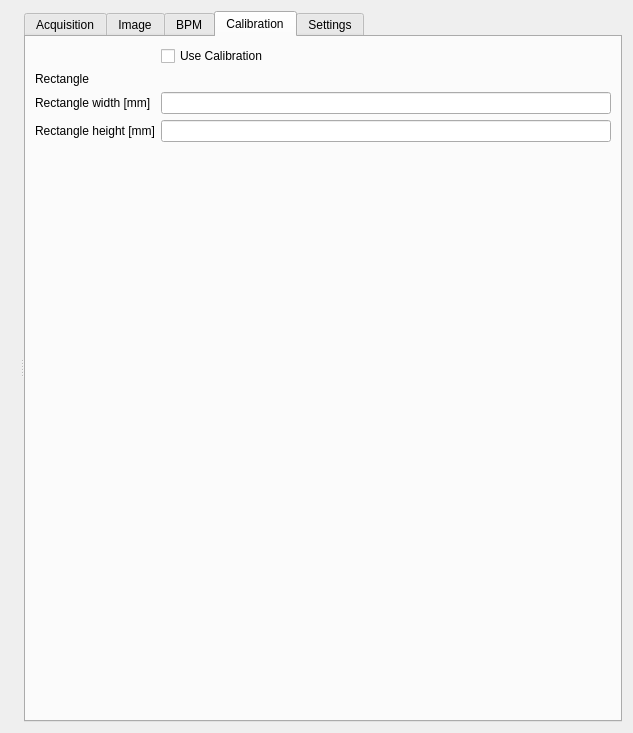
Before: the Qt Designer form src/tgconf_beamviewer/panels/camera.ui in MaxIV-KitsControls/app-maxiv-beamviewer, drawn with Qt 5.
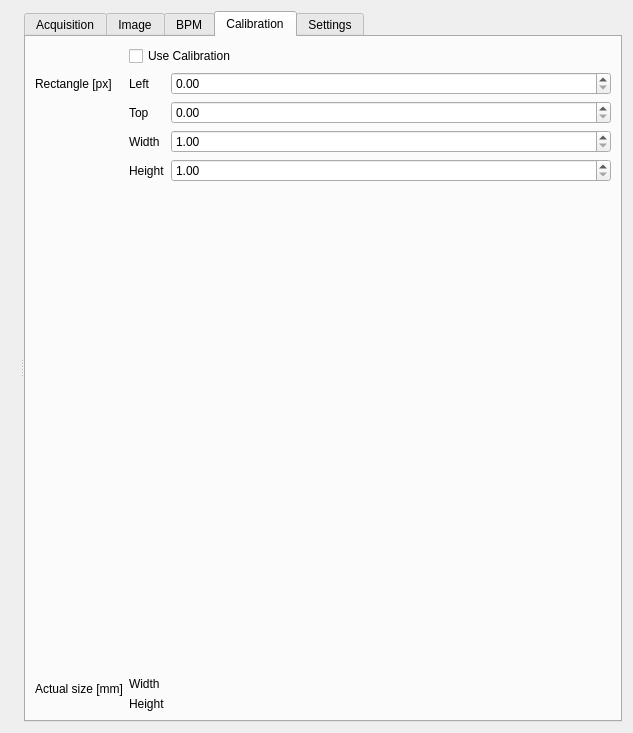
After: the same form once the commit is applied. Custom widgets are drawn as their Qt base class.

Commit message: calibrate tab

Patch:
```diff
--- a/src/tgconf_beamviewer/panels/camera.ui
+++ b/src/tgconf_beamviewer/panels/camera.ui
@@ -461,36 +461,6 @@
         <property name="fieldGrowthPolicy">
          <enum>QFormLayout::AllNonFixedFieldsGrow</enum>
         </property>
-        <item row="1" column="0">
-         <widget class="QLabel" name="label_23">
-          <property name="text">
-           <string>Rectangle</string>
-          </property>
-         </widget>
-        </item>
-        <item row="1" column="1">
-         <widget class="TaurusLabel" name="calib_rect_label"/>
-        </item>
-        <item row="2" column="0">
-         <widget class="QLabel" name="label_26">
-          <property name="text">
-           <string>Rectangle width [mm]</string>
-          </property>
-         </widget>
-        </item>
-        <item row="3" column="0">
-         <widget class="QLabel" name="label_27">
-          <property name="text">
-           <string>Rectangle height [mm]</string>
-          </property>
-         </widget>
-        </item>
-        <item row="2" column="1">
-         <widget class="MAXLineEdit" name="calib_rect_width_lineedit"/>
-        </item>
-        <item row="3" column="1">
-         <widget class="MAXLineEdit" name="calib_rect_height_lineedit"/>
-        </item>
         <item row="0" column="0">
          <widget class="QLabel" name="label_28">
           <property name="text">
@@ -505,6 +475,126 @@
           </property>
          </widget>
         </item>
+        <item row="1" column="0">
+         <widget class="QLabel" name="label_23">
+          <property name="text">
+           <string>Rectangle [px]</string>
+          </property>
+         </widget>
+        </item>
+        <item row="1" column="1">
+         <layout class="QFormLayout" name="formLayout_7">
+          <property name="fieldGrowthPolicy">
+           <enum>QFormLayout::AllNonFixedFieldsGrow</enum>
+          </property>
+          <item row="1" column="0">
+           <widget class="QLabel" name="label_29">
+            <property name="text">
+             <string>Top</string>
+            </property>
+           </widget>
+          </item>
+          <item row="1" column="1">
+           <widget class="QDoubleSpinBox" name="calib_top_spinbox">
+            <property name="maximum">
+             <double>10000.000000000000000</double>
+            </property>
+           </widget>
+          </item>
+          <item row="3" column="0">
+           <widget class="QLabel" name="label_31">
+            <property name="text">
+             <string>Width</string>
+            </property>
+           </widget>
+          </item>
+          <item row="3" column="1">
+           <widget class="QDoubleSpinBox" name="calib_width_spinbox">
+            <property name="minimum">
+             <double>1.000000000000000</double>
+            </property>
+            <property name="maximum">
+             <double>10000.000000000000000</double>
+            </property>
+           </widget>
+          </item>
+          <item row="4" column="0">
+           <widget class="QLabel" name="label_32">
+            <property name="text">
+             <string>Height</string>
+            </property>
+           </widget>
+          </item>
+          <item row="4" column="1">
+           <widget class="QDoubleSpinBox" name="calib_height_spinbox">
+            <property name="minimum">
+             <double>1.000000000000000</double>
+            </property>
+            <property name="maximum">
+             <double>10000.000000000000000</double>
+            </property>
+           </widget>
+          </item>
+          <item row="0" column="1">
+           <widget class="QDoubleSpinBox" name="calib_left_spinbox">
+            <property name="maximum">
+             <double>10000.000000000000000</double>
+            </property>
+           </widget>
+          </item>
+          <item row="0" column="0">
+           <widget class="QLabel" name="label_30">
+            <property name="text">
+             <string>Left</string>
+            </property>
+           </widget>
+          </item>
+         </layout>
+        </item>
+        <item row="6" column="1">
+         <layout class="QFormLayout" name="formLayout_8">
+          <item row="0" column="0">
+           <widget class="QLabel" name="label_26">
+            <property name="text">
+             <string>Width</string>
+            </property>
+           </widget>
+          </item>
+          <item row="0" column="1">
+           <widget class="TaurusValueSpinBox" name="calib_actual_width_spinbox"/>
+          </item>
+          <item row="1" column="0">
+           <widget class="QLabel" name="label_27">
+            <property name="text">
+             <string>Height</string>
+            </property>
+           </widget>
+          </item>
+          <item row="1" column="1">
+           <widget class="TaurusValueSpinBox" name="calib_actual_height_spinbox"/>
+          </item>
+         </layout>
+        </item>
+        <item row="6" column="0">
+         <widget class="QLabel" name="label_33">
+          <property name="text">
+           <string>Actual size [mm]</string>
+          </property>
+         </widget>
+        </item>
+        <item row="2" column="1">
+         <spacer name="verticalSpacer_2">
+          <property name="orientation">
+           <enum>Qt::Vertical</enum>
+          </property>
+          <property name="sizeHint" stdset="0">
+           <size>
+            <width>20</width>
+            <height>10</height>
+           </size>
+          </property>
+         </spacer>
+        </item>
        </layout>
       </widget>
       <widget class="QWidget" name="Settings">
@@ -540,6 +630,11 @@
    <extends>QLineEdit</extends>
    <header>taurus.qt.qtgui.input</header>
   </customwidget>
+  <customwidget>
+   <class>TaurusValueSpinBox</class>
+   <extends>QWidget</extends>
+   <header>taurus.qt.qtgui.input</header>
+  </customwidget>
   <customwidget>
    <class>TaurusValueComboBox</class>
    <extends>QComboBox</extends>
```
The commit also changes 2 other files.
